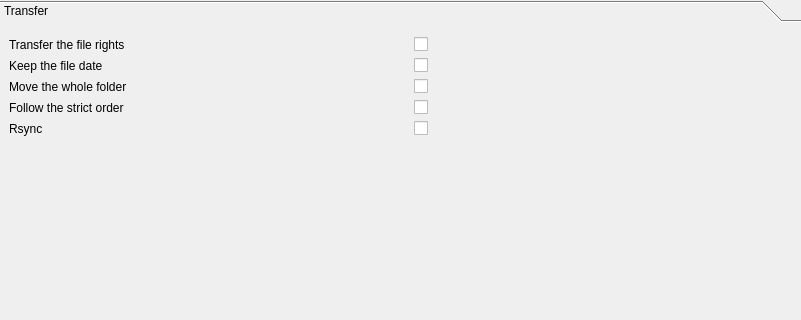
The window that plugins/CopyEngine/Ultracopier-Spec/copyEngineOptions.ui (alphaonex86/Ultracopier) describes before a commit, drawn with Qt 5; both pictures show x 0 to 801 and y 0 to 320 of the 801 by 504 pixel window.
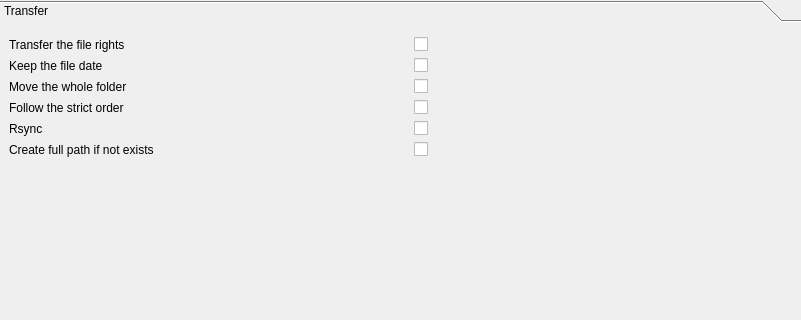
The same window after the commit.

Commit message: [Improvement] Add option to do mkdir or mkpart

What changed in the file:
```diff
--- a/plugins/CopyEngine/Ultracopier-Spec/copyEngineOptions.ui
+++ b/plugins/CopyEngine/Ultracopier-Spec/copyEngineOptions.ui
@@ -74,7 +74,7 @@
          </property>
         </widget>
        </item>
-       <item row="5" column="1">
+       <item row="6" column="1">
         <spacer name="verticalSpacer_6">
          <property name="orientation">
           <enum>Qt::Vertical</enum>
@@ -114,6 +114,20 @@
          </property>
         </widget>
        </item>
+       <item row="5" column="2">
+        <widget class="QCheckBox" name="mkpath">
+         <property name="text">
+          <string/>
+         </property>
+        </widget>
+       </item>
+       <item row="5" column="0">
+        <widget class="QLabel" name="label_3">
+         <property name="text">
+          <string>Create full path if not exists</string>
+         </property>
+        </widget>
+       </item>
       </layout>
      </widget>
      <widget class="QWidget" name="page_error_collision">
```
The commit also changes 10 other files.
